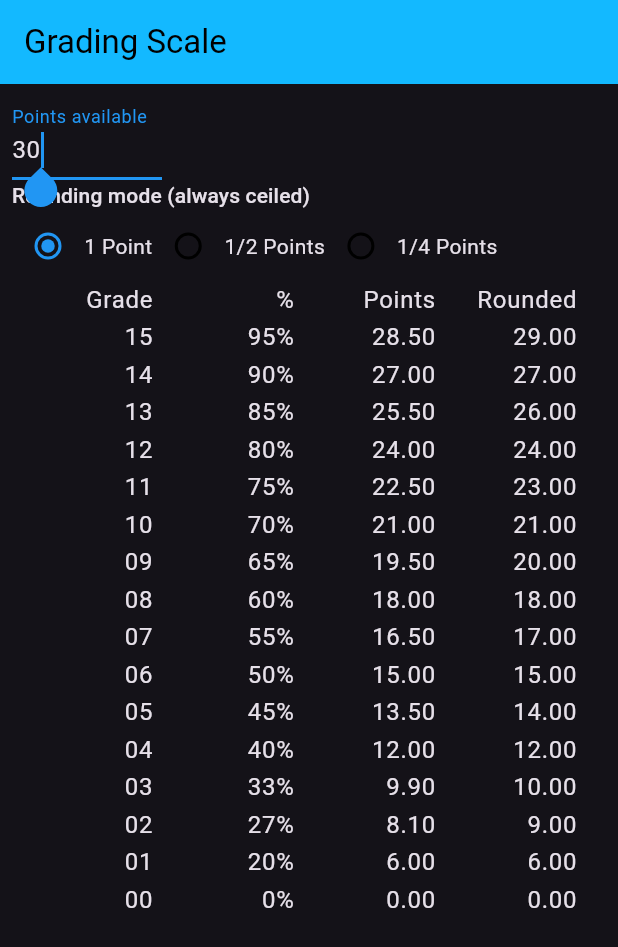
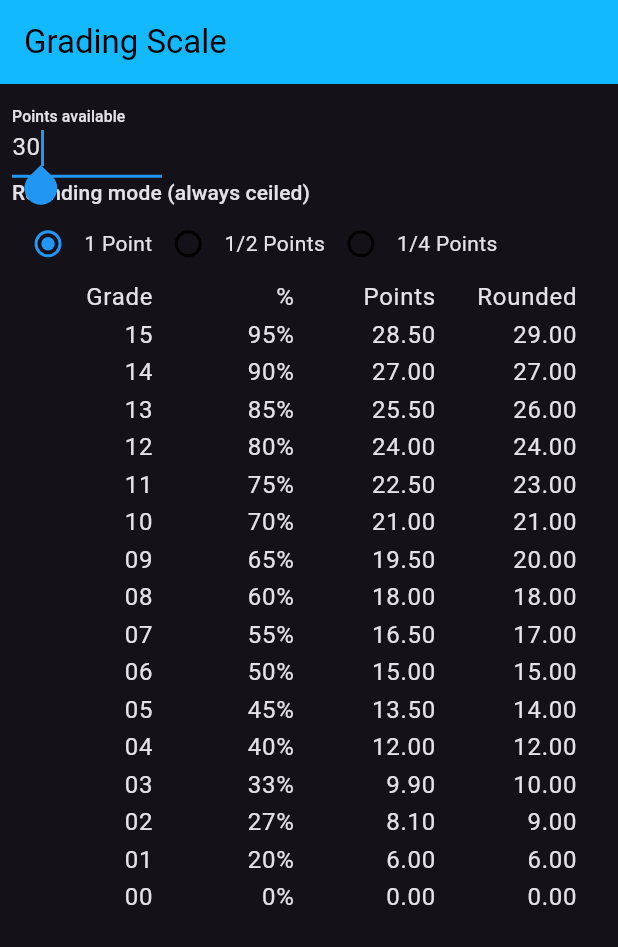
Before and after one commit to jillthebean/notenschluessel, a Flutter app: the screen it shows after launch, on a phone screen of 412 x 824 dp. Shown: the top 947 px of the screen. Run offline on Flutter 3.47's test engine with Material 2 defaults, Android fonts, the light colour scheme and no system bars; our stand-ins replace bloc, flutter_bloc; generated files the repository leaves out were written again.

Commit message:
fixes #1 udpate readme

```diff
--- a/lib/grading_scale/widgets/points_input.dart
+++ b/lib/grading_scale/widgets/points_input.dart
@@ -54,6 +54,7 @@ class _PointsInputState extends State<PointsInput> {
         keyboardType: TextInputType.number,
         decoration: InputDecoration(
           labelText: context.l10n.gradingScaleInputMaxPoints,
+          labelStyle: Theme.of(context).textTheme.labelLarge,
         ),
         inputFormatters: [
           TextInputFormatter.withFunction(
```
Also changed, not shown: public/example.png (added), 1 other file.
